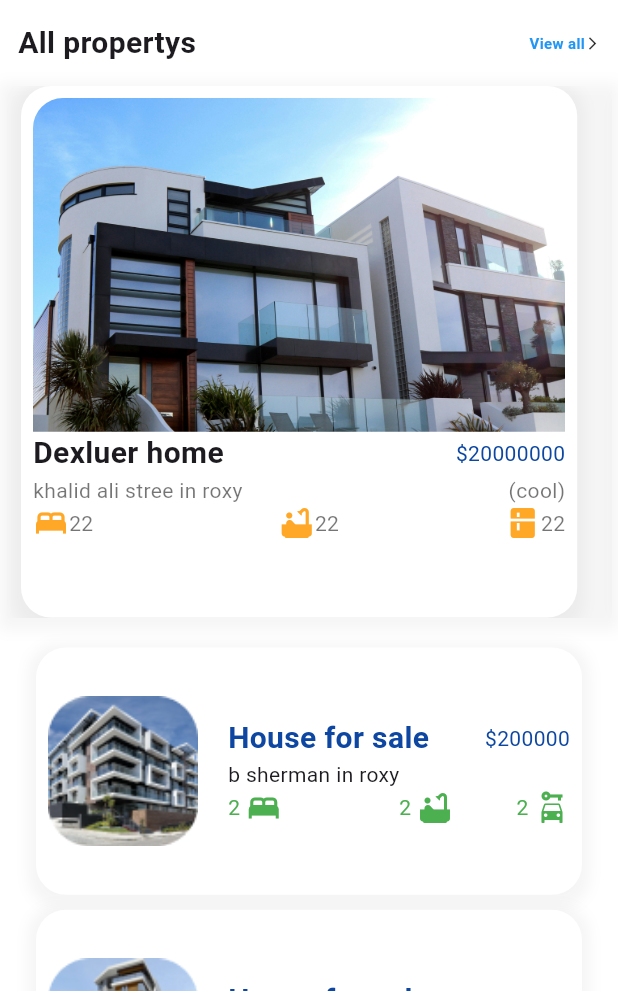
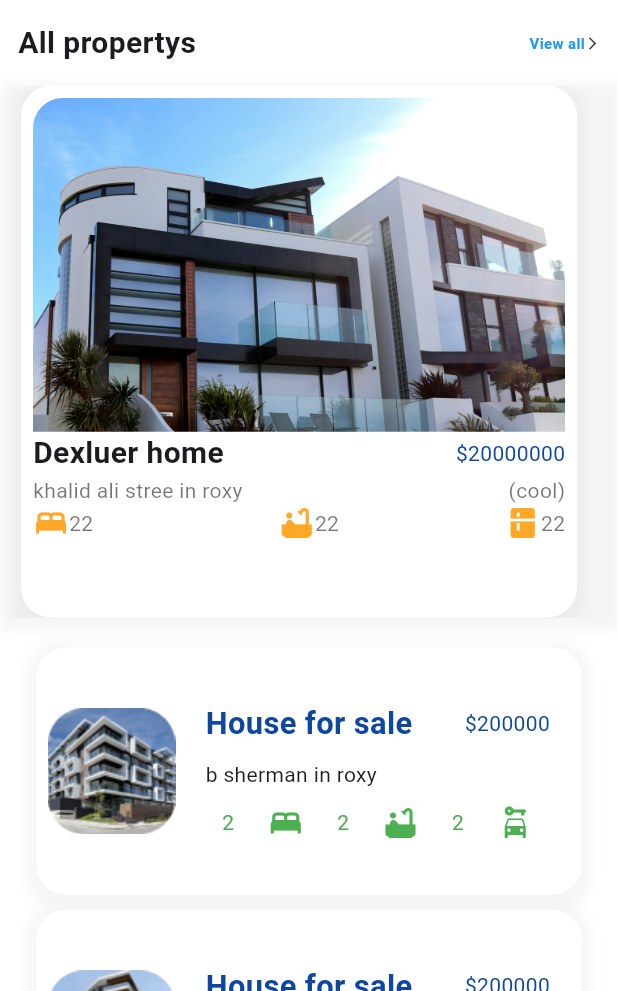
Before and after one commit to AhmedEmam-flutter/flutter_application_6, a Flutter app: the HomeFour screen opened by its route, on a phone screen of 412 x 824 dp, the part 245-1236 px from its top. Run offline on Flutter 3.47's test engine with Material 3 defaults, Android fonts, the phone set to English and light mode, and no system bars; our stand-ins replace audioplayers, fl_chart, flutter_chat_types, flutter_chat_ui, smooth_page_indicator.

Commit message:
Update containerdown.dart

```diff
--- a/lib/views/homefour/widget/containerdown.dart
+++ b/lib/views/homefour/widget/containerdown.dart
@@ -1,6 +1,11 @@
 import 'package:flutter/material.dart';
 
 class Containerdown extends StatelessWidget {
+  final String image;
+  final String text1;
+  final String price;
+  final String place;
+
   Containerdown({
     super.key,
     required this.image,
@@ -8,10 +13,6 @@ class Containerdown extends StatelessWidget {
     required this.price,
     required this.place,
   });
-  String image;
-  String text1;
-  String price;
-  String place;
 
   @override
   Widget build(BuildContext context) {
@@ -27,7 +28,7 @@ class Containerdown extends StatelessWidget {
             color: Colors.grey.withOpacity(0.1),
             spreadRadius: 5,
             blurRadius: 7,
-            offset: Offset(0, 3), // changes position of shadow
+            offset: Offset(0, 3),
           ),
         ],
       ),
@@ -35,53 +36,45 @@ class Containerdown extends StatelessWidget {
         padding: const EdgeInsets.all(8.0),
         child: Row(
           children: [
-            Image.asset(image, width: 100, height: 100, fit: BoxFit.fill),
-            SizedBox(
-              width: 20,
+            Flexible(
+              child: Image.asset(image, fit: BoxFit.cover),
+              flex: 3,
             ),
+            SizedBox(width: 20),
             Expanded(
+              flex: 7,
               child: Column(
                 crossAxisAlignment: CrossAxisAlignment.start,
                 mainAxisAlignment: MainAxisAlignment.center,
                 children: [
                   Row(
-                    mainAxisAlignment: MainAxisAlignment.start,
+                    mainAxisAlignment: MainAxisAlignment.spaceBetween,
                     children: [
-                      Text(text1,style: TextStyle(fontWeight: FontWeight.bold,color: Colors.blue[900],fontSize: 20),),
-                      Spacer(),
-                      Text(price,style: TextStyle(color: Colors.blue[900]),),
+                      Text(
+                        text1,
+                        style: TextStyle(
+                            fontWeight: FontWeight.bold,
+                            color: Colors.blue[900],
+                            fontSize: MediaQuery.of(context).size.width * 0.05),
+                      ),
+                      Text(
+                        price,
+                        style: TextStyle(color: Colors.blue[900]),
+                      ),
                     ],
                   ),
-                  Row(
-                    children: [
-                      Text(place),
-                    ],
-                  ),
+                  SizedBox(height: 10),
+                  Text(place),
+                  SizedBox(height: 10),
                   Row(
                     mainAxisAlignment: MainAxisAlignment.spaceAround,
                     children: [
-                      Text('2 ', style: TextStyle(color: Colors.green)),
+                      Text('2', style: TextStyle(color: Colors.green)),
                       Icon(Icons.bed, color: Colors.green),
-                      SizedBox(
-                        width: MediaQuery.of(context).size.width * 0.19,
-                      ),
-                      Text(
-                        '2 ',
-                        style: TextStyle(color: Colors.green),
-                      ),
-                      Icon(
-                        Icons.bathtub,
-                        color: Colors.green,
-                      ),
-                      Spacer(),
-                      Text(
-                        '2 ',
-                        style: TextStyle(color: Colors.green),
-                      ),
-                      Icon(
-                        Icons.car_rental,
-                        color: Colors.green,
-                      ),
+                      Text('2', style: TextStyle(color: Colors.green)),
+                      Icon(Icons.bathtub, color: Colors.green),
+                      Text('2', style: TextStyle(color: Colors.green)),
+                      Icon(Icons.car_rental, color: Colors.green),
                     ],
                   )
                 ],
```
